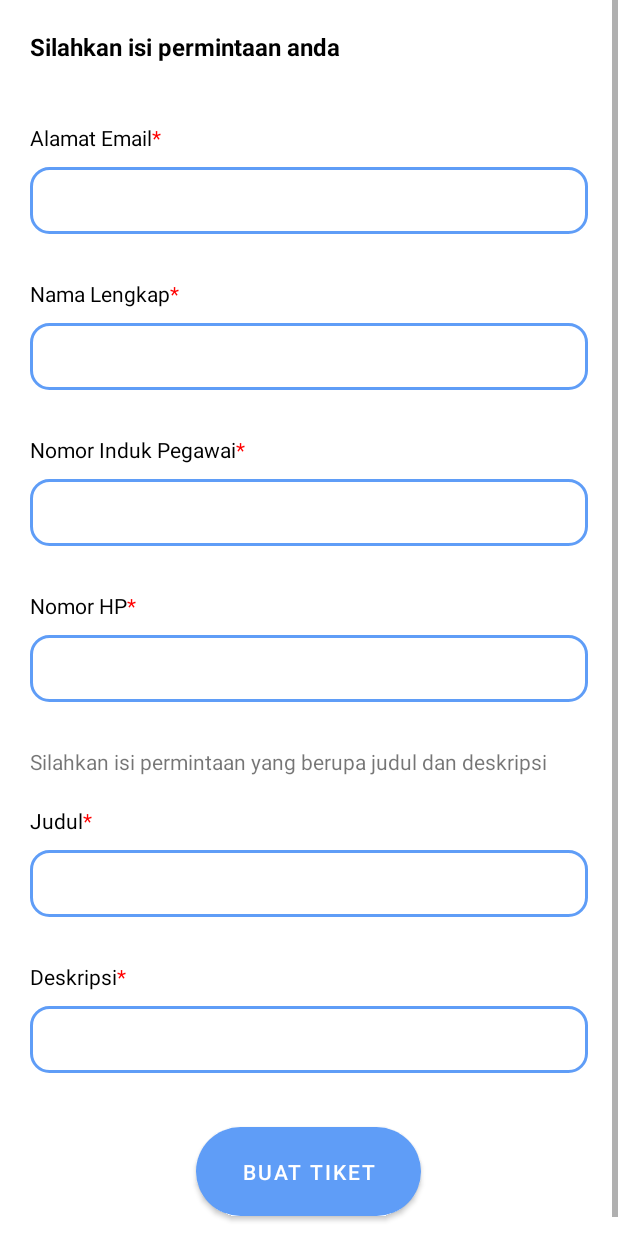
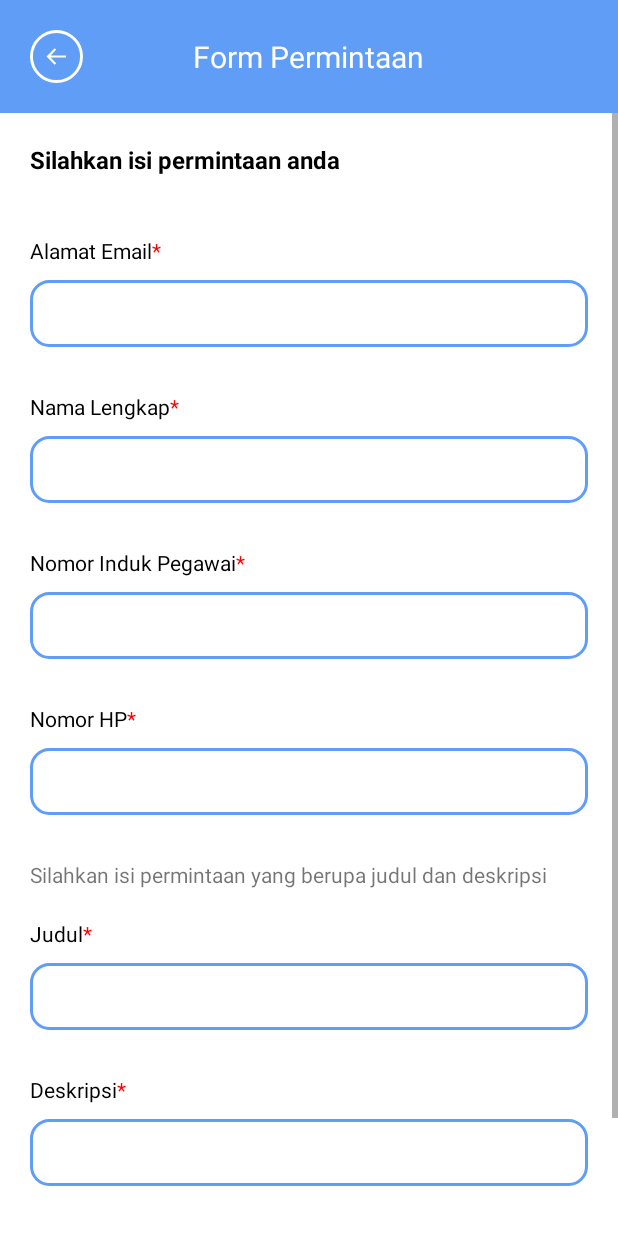
Before and after one commit to Rezazu/stela_skripsi, an Android app: the FormActivity screen opened directly, with no data from a screen before it, on a phone screen of 412 x 824 dp. Run offline under Robolectric (Android 15) with nearby library versions, the phone set to English and light mode, and no system bars.

Commit message:
form header

```diff
--- a/app/src/main/java/com/example/stela_android/FormActivity.kt
+++ b/app/src/main/java/com/example/stela_android/FormActivity.kt
@@ -1,12 +1,20 @@
 package com.example.stela_android
 
+import android.content.Intent
 import androidx.appcompat.app.AppCompatActivity
 import android.os.Bundle
+import kotlinx.android.synthetic.main.activity_notifications_page.*
 
 class FormActivity : AppCompatActivity() {
     override fun onCreate(savedInstanceState: Bundle?) {
         super.onCreate(savedInstanceState)
         setContentView(R.layout.activity_form)
-        this.title = "Form"
+        backBtnListener()
+    }
+
+    private fun backBtnListener() {
+        back_btn.setOnClickListener {
+            startActivity(Intent(this, Homepage::class.java))
+        }
     }
 }
--- a/app/src/main/res/layout/activity_form.xml
+++ b/app/src/main/res/layout/activity_form.xml
@@ -1,17 +1,43 @@
 <?xml version="1.0" encoding="utf-8"?>
 
-<androidx.constraintlayout.widget.ConstraintLayout xmlns:android="http://schemas.android.com/apk/res/android"
+<RelativeLayout xmlns:android="http://schemas.android.com/apk/res/android"
     xmlns:app="http://schemas.android.com/apk/res-auto"
     xmlns:tools="http://schemas.android.com/tools"
     android:layout_width="match_parent"
     android:layout_height="match_parent"
     tools:context=".FormActivity">
 
+    <RelativeLayout
+        android:id="@+id/header_section"
+        android:layout_width="match_parent"
+        android:layout_height="wrap_content"
+        android:padding="20sp"
+        android:background="#5F9DF7"
+        tools:ignore="MissingConstraints">
+
+        <ImageView
+            android:id="@+id/back_btn"
+            android:layout_width="35sp"
+            android:layout_height="35sp"
+            android:src="@drawable/ic_back_btn" />
+
+        <TextView
+            android:layout_width="wrap_content"
+            android:layout_height="wrap_content"
+            android:textColor="@color/white"
+            android:textSize="20sp"
+            android:text="Form Permintaan"
+            android:layout_centerVertical="true"
+            android:layout_centerHorizontal="true"
+            />
+
+    </RelativeLayout>
+
     <ScrollView
         android:layout_width="match_parent"
         android:layout_height="match_parent"
-        tools:layout_editor_absoluteX="0dp"
-        tools:layout_editor_absoluteY="103dp">
+        android:layout_below="@id/header_section"
+        >
 
         <LinearLayout
             android:layout_width="match_parent"
@@ -160,4 +186,4 @@
                 app:cornerRadius="50dp" />
         </LinearLayout>
     </ScrollView>
-</androidx.constraintlayout.widget.ConstraintLayout>
+</RelativeLayout>
```
